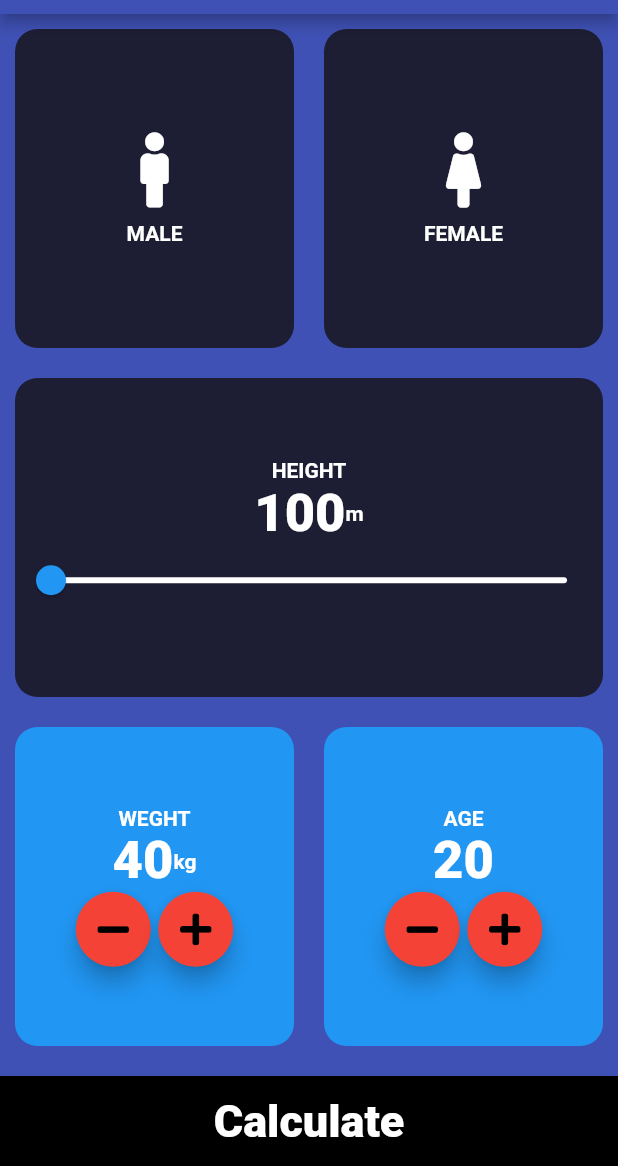
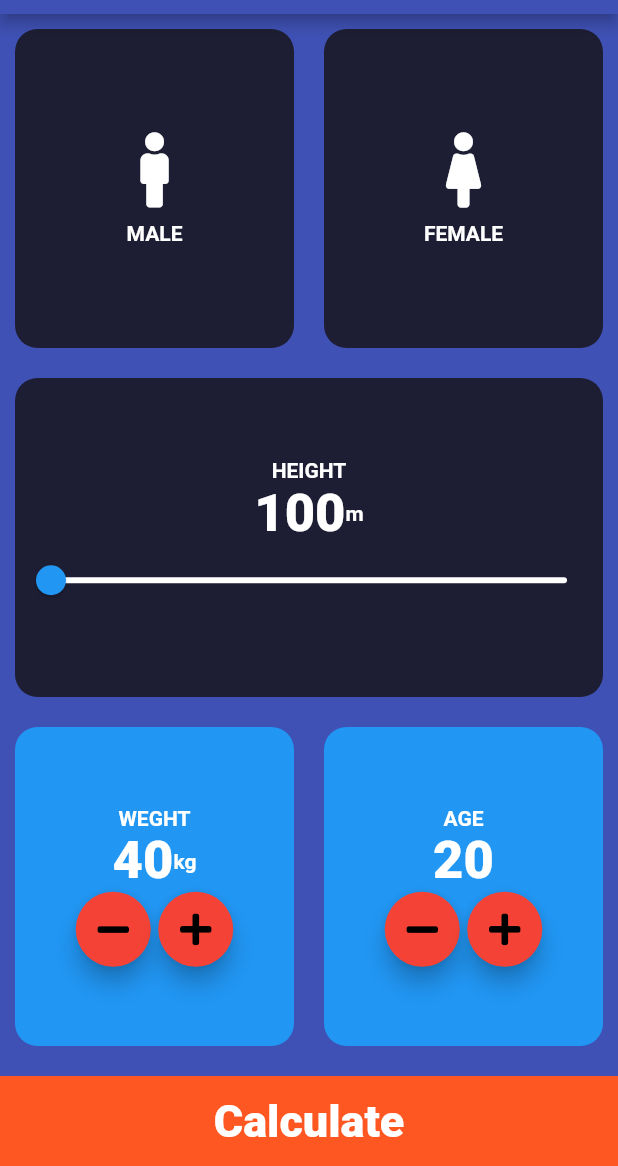
Before and after one commit to umairnawaz333/BMI-Calculator, a Flutter app: the screen it shows after launch, on a phone screen of 412 x 824 dp, the part 70-1236 px from its top. Run offline on Flutter 3.47's test engine with Material 2 defaults, Android fonts, the phone set to English and light mode, and no system bars; our stand-ins replace flutter_spinkit, font_awesome_flutter.

Commit message:
Change Button color for calculating ...

```diff
--- a/lib/Input_Page.dart
+++ b/lib/Input_Page.dart
@@ -230,7 +230,7 @@ class _InputPageState extends State<InputPage> {
               child: Center(
                 child: Text('Calculate', style: ConstentTextLabe3),
               ),
-              color: Colors.black,
+              color: Colors.deepOrange,
               height: 60,
               width: double.infinity,
               margin: EdgeInsets.only(top: 10),
```
